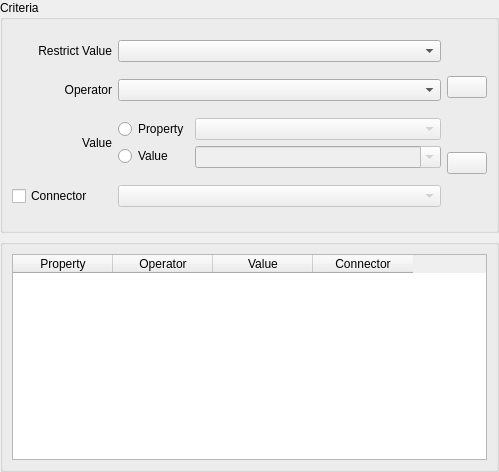
The window that src/terralib/qt/widgets/query/ui/WhereClauseWidgetForm.ui (claudiobogossian/terralib5) describes before a commit, drawn with Qt 5.
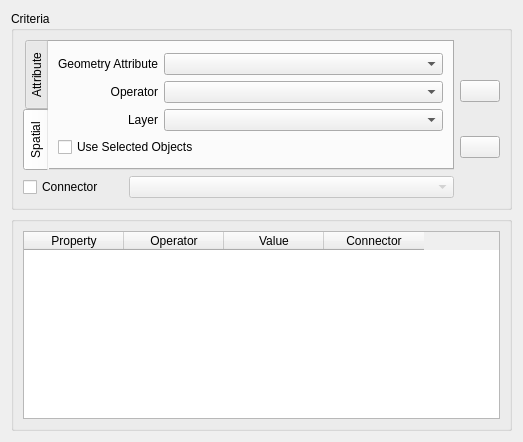
The same window after the commit. The open tabs and pages were chosen to show the change.

```diff
--- a/src/terralib/qt/widgets/query/ui/WhereClauseWidgetForm.ui
+++ b/src/terralib/qt/widgets/query/ui/WhereClauseWidgetForm.ui
@@ -6,19 +6,16 @@
    <rect>
     <x>0</x>
     <y>0</y>
-    <width>499</width>
-    <height>472</height>
+    <width>516</width>
+    <height>442</height>
    </rect>
   </property>
   <property name="windowTitle">
    <string>Where Clause</string>
   </property>
-  <layout class="QGridLayout" name="gridLayout">
-   <property name="margin">
-    <number>0</number>
-   </property>
+  <layout class="QGridLayout" name="gridLayout_7">
    <item row="0" column="0">
-    <layout class="QGridLayout" name="gridLayout_35">
+    <layout class="QGridLayout" name="gridLayout_6">
      <item row="0" column="0">
       <widget class="QGroupBox" name="m_criteriaGroupBox">
        <property name="title">
@@ -28,7 +25,22 @@
         <item row="0" column="0">
          <layout class="QGridLayout" name="gridLayout_33">
           <item row="0" column="0">
-           <layout class="QGridLayout" name="gridLayout_32">
+           <layout class="QGridLayout" name="gridLayout_3">
+            <item row="0" column="0">
+             <widget class="QTabWidget" name="m_criteriaTabWidget">
+              <property name="tabPosition">
+               <enum>QTabWidget::West</enum>
+              </property>
+              <property name="currentIndex">
+               <number>0</number>
+              </property>
+              <widget class="QWidget" name="m_attrTab">
+               <attribute name="title">
+                <string>Attribute</string>
+               </attribute>
+               <layout class="QGridLayout" name="gridLayout_2">
+                <item row="0" column="0">
+                 <layout class="QGridLayout" name="gridLayout">
             <item row="0" column="0">
              <layout class="QGridLayout" name="gridLayout_17">
               <item row="0" column="0">
@@ -184,7 +196,125 @@
               </item>
              </layout>
             </item>
+                 </layout>
+                </item>
+               </layout>
+              </widget>
+              <widget class="QWidget" name="m_spatialTab">
+               <attribute name="title">
+                <string>Spatial</string>
+               </attribute>
+               <layout class="QGridLayout" name="gridLayout_9">
+                <item row="0" column="0">
+                 <layout class="QGridLayout" name="gridLayout_8">
+                  <item row="0" column="0">
+                   <layout class="QGridLayout" name="gridLayout_23">
+                    <item row="0" column="0">
+                     <widget class="QLabel" name="label_6">
+                      <property name="minimumSize">
+                       <size>
+                        <width>100</width>
+                        <height>0</height>
+                       </size>
+                      </property>
+                      <property name="maximumSize">
+                       <size>
+                        <width>100</width>
+                        <height>16777215</height>
+                       </size>
+                      </property>
+                      <property name="text">
+                       <string>Geometry Attribute</string>
+                      </property>
+                      <property name="alignment">
+                       <set>Qt::AlignRight|Qt::AlignTrailing|Qt::AlignVCenter</set>
+                      </property>
+                     </widget>
+                    </item>
+                    <item row="0" column="1">
+                     <widget class="QComboBox" name="m_geomAttrComboBox">
+                      <property name="sizePolicy">
+                       <sizepolicy hsizetype="MinimumExpanding" vsizetype="Fixed">
+                        <horstretch>0</horstretch>
+                        <verstretch>0</verstretch>
+                       </sizepolicy>
+                      </property>
+                     </widget>
+                    </item>
+                   </layout>
+                  </item>
+                  <item row="1" column="0">
+                   <layout class="QGridLayout" name="gridLayout_20">
+                    <item row="0" column="0">
+                     <widget class="QLabel" name="label_4">
+                      <property name="minimumSize">
+                       <size>
+                        <width>100</width>
+                        <height>0</height>
+                       </size>
+                      </property>
+                      <property name="maximumSize">
+                       <size>
+                        <width>100</width>
+                        <height>16777215</height>
+                       </size>
+                      </property>
+                      <property name="text">
+                       <string>Operator</string>
+                      </property>
+                      <property name="alignment">
+                       <set>Qt::AlignRight|Qt::AlignTrailing|Qt::AlignVCenter</set>
+                      </property>
+                     </widget>
+                    </item>
+                    <item row="0" column="1">
+                     <widget class="QComboBox" name="m_SpatialOperatorComboBox"/>
+                    </item>
+                   </layout>
+                  </item>
+                  <item row="2" column="0">
+                   <layout class="QGridLayout" name="gridLayout_21">
+                    <item row="0" column="0">
+                     <widget class="QLabel" name="label_5">
+                      <property name="minimumSize">
+                       <size>
+                        <width>100</width>
+                        <height>0</height>
+                       </size>
+                      </property>
+                      <property name="maximumSize">
+                       <size>
+                        <width>100</width>
+                        <height>16777215</height>
+                       </size>
+                      </property>
+                      <property name="text">
+                       <string>Layer</string>
+                      </property>
+                      <property name="alignment">
+                       <set>Qt::AlignRight|Qt::AlignTrailing|Qt::AlignVCenter</set>
+                      </property>
+                     </widget>
+                    </item>
+                    <item row="0" column="1">
+                     <widget class="QComboBox" name="m_layerComboBox"/>
+                    </item>
+                   </layout>
+                  </item>
             <item row="3" column="0">
+                   <widget class="QCheckBox" name="m_selectedObjCheckBox">
+                    <property name="text">
+                     <string>Use Selected Objects</string>
+                    </property>
+                   </widget>
+                  </item>
+                 </layout>
+                </item>
+               </layout>
+              </widget>
+             </widget>
+            </item>
+            <item row="1" column="0">
              <layout class="QGridLayout" name="gridLayout_22">
               <item row="0" column="1">
                <widget class="QComboBox" name="m_connectorComboBox">
```
Left out of the diff: 4 changed lines with no effect on the pictures. Lines whose indentation alone changed are shown as unchanged.
